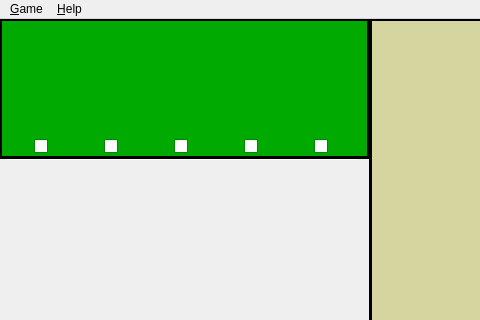
Qt form FinalProject/Yahtzee/gamewindow.ui (kiloecho78/CS4865) before a commit; both pictures show x 0 to 480 and y 0 to 320 of the 740 by 702 pixel window.
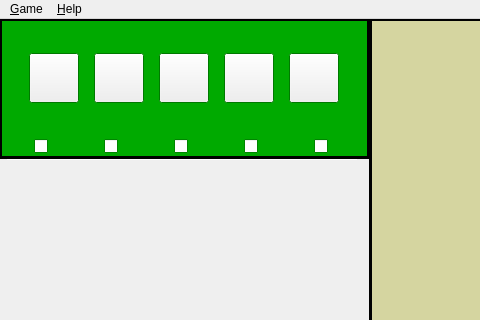
The same form after that commit. Icons and pictures are not drawn. Custom widgets are drawn as their Qt base class.

Commit message: End of class 5/27

The edit to the form file:
```diff
--- a/FinalProject/Yahtzee/gamewindow.ui
+++ b/FinalProject/Yahtzee/gamewindow.ui
@@ -213,7 +213,112 @@
        <height>101</height>
       </rect>
      </property>
-     <layout class="QGridLayout" name="diceGridLayout"/>
+     <layout class="QGridLayout" name="diceGridLayout">
+      <item row="0" column="1">
+       <widget class="Die" name="die2">
+        <property name="minimumSize">
+         <size>
+          <width>50</width>
+          <height>50</height>
+         </size>
+        </property>
+        <property name="maximumSize">
+         <size>
+          <width>50</width>
+          <height>50</height>
+         </size>
+        </property>
+        <property name="checkable">
+         <bool>true</bool>
+        </property>
+       </widget>
+      </item>
+      <item row="0" column="0">
+       <widget class="Die" name="die1">
+        <property name="minimumSize">
+         <size>
+          <width>50</width>
+          <height>50</height>
+         </size>
+        </property>
+        <property name="maximumSize">
+         <size>
+          <width>50</width>
+          <height>50</height>
+         </size>
+        </property>
+        <property name="checkable">
+         <bool>true</bool>
+        </property>
+       </widget>
+      </item>
+      <item row="0" column="2">
+       <widget class="Die" name="die3">
+        <property name="sizePolicy">
+         <sizepolicy hsizetype="Minimum" vsizetype="Fixed">
+          <horstretch>0</horstretch>
+          <verstretch>0</verstretch>
+         </sizepolicy>
+        </property>
+        <property name="minimumSize">
+         <size>
+          <width>50</width>
+          <height>50</height>
+         </size>
+        </property>
+        <property name="maximumSize">
+         <size>
+          <width>50</width>
+          <height>50</height>
+         </size>
+        </property>
+        <property name="checkable">
+         <bool>true</bool>
+        </property>
+       </widget>
+      </item>
+      <item row="0" column="3">
+       <widget class="Die" name="die4">
+        <property name="minimumSize">
+         <size>
+          <width>50</width>
+          <height>50</height>
+         </size>
+        </property>
+        <property name="maximumSize">
+         <size>
+          <width>50</width>
+          <height>50</height>
+         </size>
+        </property>
+        <property name="checkable">
+         <bool>true</bool>
+        </property>
+       </widget>
+      </item>
+      <item row="0" column="4">
+       <widget class="Die" name="die5">
+        <property name="minimumSize">
+         <size>
+          <width>50</width>
+          <height>50</height>
+         </size>
+        </property>
+        <property name="maximumSize">
+         <size>
+          <width>50</width>
+          <height>50</height>
+         </size>
+        </property>
+        <property name="checkable">
+         <bool>true</bool>
+        </property>
+        <property name="flat">
+         <bool>false</bool>
+        </property>
+       </widget>
+      </item>
+     </layout>
     </widget>
     <widget class="QCheckBox" name="checkBox1">
      <property name="geometry">
@@ -407,6 +512,13 @@
   </action>
  </widget>
  <layoutdefault spacing="6" margin="11"/>
+ <customwidgets>
+  <customwidget>
+   <class>Die</class>
+   <extends>QPushButton</extends>
+   <header location="global">die.h</header>
+  </customwidget>
+ </customwidgets>
  <resources>
   <include location="icon.qrc"/>
  </resources>
```
The commit also changes 2 other files.
